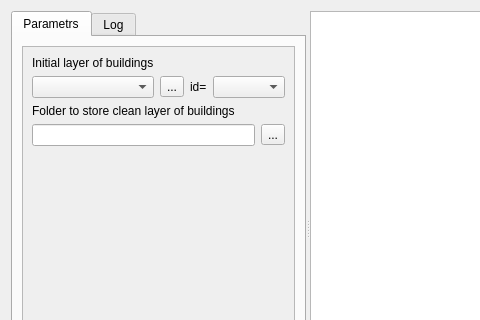
First picture: the form in UI/buildings_clean.ui, repository ishusterman/tau_net_calc, before the edit; both pictures show x 0 to 480 and y 0 to 320 of the 592 by 503 pixel window.
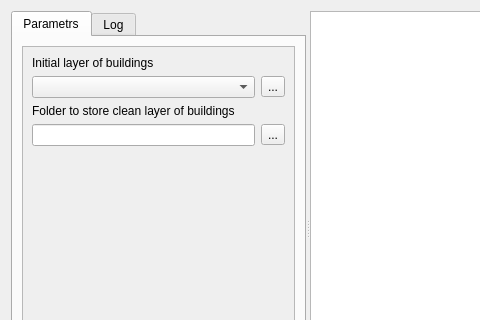
Second picture: the form after the edit. Custom widgets are drawn as their Qt base class.

```diff
--- a/UI/buildings_clean.ui
+++ b/UI/buildings_clean.ui
@@ -106,20 +106,10 @@
                 </property>
                </widget>
               </item>
-              <item row="1" column="0" colspan="2">
+              <item row="2" column="0" colspan="2">
                <layout class="QHBoxLayout" name="horizontalLayout_5">
                 <item>
-                 <widget class="QComboBox" name="cmbLayers">
-                  <property name="sizePolicy">
-                   <sizepolicy hsizetype="Preferred" vsizetype="Maximum">
-                    <horstretch>0</horstretch>
-                    <verstretch>0</verstretch>
-                   </sizepolicy>
-                  </property>
-                  <property name="insertPolicy">
-                   <enum>QComboBox::InsertAtTop</enum>
-                  </property>
-                 </widget>
+                 <widget class="QgsMapLayerComboBox" name="cmbLayers"/>
                 </item>
                 <item>
                  <widget class="QToolButton" name="toolButtonBuildings">
@@ -128,29 +118,6 @@
                   </property>
                  </widget>
                 </item>
-                <item>
-                 <widget class="QLabel" name="label_2">
-                  <property name="sizePolicy">
-                   <sizepolicy hsizetype="Fixed" vsizetype="Fixed">
-                    <horstretch>0</horstretch>
-                    <verstretch>0</verstretch>
-                   </sizepolicy>
-                  </property>
-                  <property name="text">
-                   <string>id=</string>
-                  </property>
-                 </widget>
-                </item>
-                <item>
-                 <widget class="QComboBox" name="cmbLayers_fields">
-                  <property name="sizePolicy">
-                   <sizepolicy hsizetype="Fixed" vsizetype="Minimum">
-                    <horstretch>0</horstretch>
-                    <verstretch>0</verstretch>
-                   </sizepolicy>
-                  </property>
-                 </widget>
-                </item>
                </layout>
               </item>
               <item row="3" column="0">
@@ -246,6 +213,13 @@
    </item>
   </layout>
  </widget>
+ <customwidgets>
+  <customwidget>
+   <class>QgsMapLayerComboBox</class>
+   <extends>QComboBox</extends>
+   <header>qgsmaplayercombobox.h</header>
+  </customwidget>
+ </customwidgets>
  <tabstops>
   <tabstop>textInfo</tabstop>
   <tabstop>tabWidget</tabstop>
```
Left out of the diff: 4 changed lines with no effect on the pictures.
